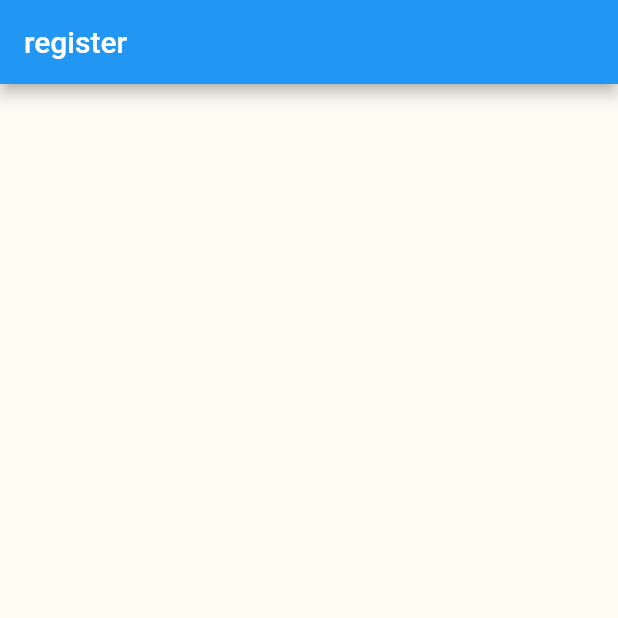
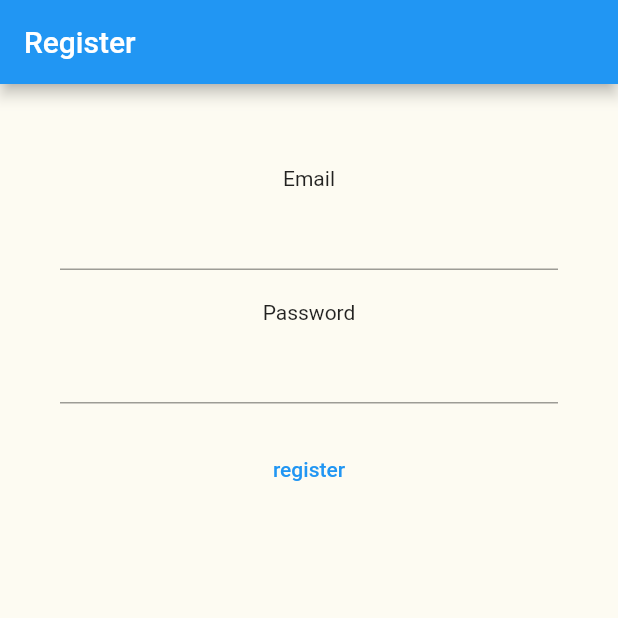
Before and after one commit to jaflanet/Masakin-android-app, a Flutter app: the screen it shows after launch, after a tap on "register", on a phone screen of 412 x 824 dp, the top half of it. Run offline on Flutter 3.47's test engine with Material 2 defaults, Android fonts, the phone set to English and light mode, and no system bars; our stand-ins replace curved_navigation_bar.

Commit message:
login page

```diff
--- a/lib/pages/login_page.dart
+++ b/lib/pages/login_page.dart
@@ -16,7 +16,7 @@ class _loginPageState extends State<loginPage> {
     var doLogin = () {};
     return Scaffold(
       appBar: AppBar(
-        title: Text('L'),
+        title: Text('Login'),
       ),
       body: SingleChildScrollView(
         child: Container(
--- a/lib/pages/register_page.dart
+++ b/lib/pages/register_page.dart
@@ -1,18 +1,69 @@
 import 'package:flutter/material.dart';
 
 class registerPage extends StatefulWidget {
-  const registerPage({ Key? key }) : super(key: key);
+  const registerPage({Key? key}) : super(key: key);
 
   @override
   _registerPageState createState() => _registerPageState();
 }
 
 class _registerPageState extends State<registerPage> {
+  final formKey = GlobalKey<FormFieldState>();
+  String? _email, _password;
+
   @override
   Widget build(BuildContext context) {
+    var doRegister = () {
+      print('registered');
+
+      final form? = formKey.currentState;
+      form.save();
+    };
+
     return Scaffold(
-     appBar: AppBar(
-        title: Text('register'),
+      appBar: AppBar(
+        title: Text('Register'),
+      ),
+      body: SingleChildScrollView(
+        child: Container(
+          padding: const EdgeInsets.all(40.0),
+          child: Form(
+            key: formKey,
+            child: Column(
+              children: [
+                const SizedBox(
+                  height: 15.0,
+                ),
+                const Text("Email"),
+                const SizedBox(
+                  height: 5.0,
+                ),
+                TextFormField(
+                  autofocus: false,
+                  // validator: validateEmail(value),
+                  onSaved: (value) => _email = value,
+                ),
+                const SizedBox(
+                  height: 20.0,
+                ),
+                const Text("Password"),
+                const SizedBox(
+                  height: 5.0,
+                ),
+                TextFormField(
+                  autofocus: false,
+                  // validator: validateEmail(value),
+                  onSaved: (value) => _password = value,
+                ),
+                const SizedBox(
+                  height: 20.0,
+                ),
+                TextButton(
+                    onPressed: doRegister, child: const Text("register")),
+              ],
+            ),
+          ),
+        ),
       ),
     );
   }
```
